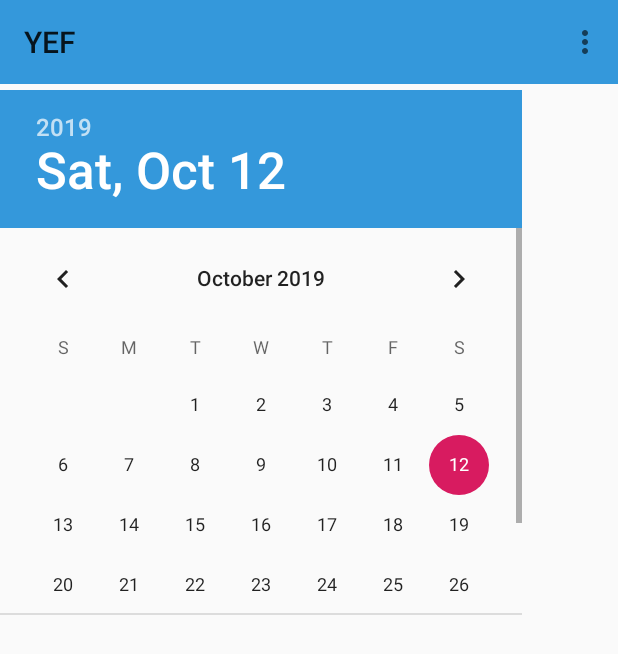
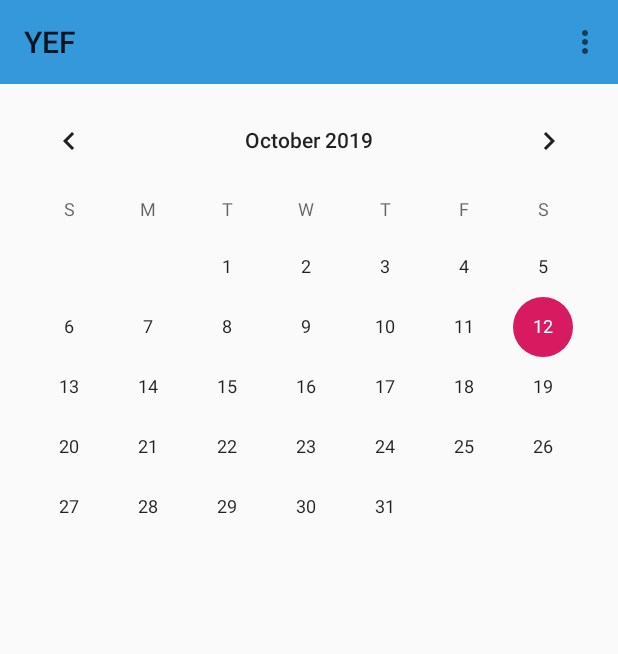
Before and after one commit to dsarkar99/yef-android-app, an Android app: the screen it shows after launch (MainActivity), on a phone screen of 412 x 824 dp. Shown: the top 654 px of the screen. Run offline under Robolectric (Android 15) with nearby library versions, the phone set to English and light mode, and no system bars.

Commit message:
Updated Calender View

```diff
--- a/app/src/main/res/layout/activity_main.xml
+++ b/app/src/main/res/layout/activity_main.xml
@@ -13,24 +13,17 @@
         android:background="#3498DB"
         tools:ignore="MissingConstraints" />
 
-    <DatePicker
-        android:id="@+id/datePicker"
+    <LinearLayout
+        android:layout_marginTop="60dp"
         android:layout_width="match_parent"
-        android:layout_height="350dp"
-        android:layout_alignParentStart="true"
-        android:layout_alignParentLeft="true"
-        android:layout_alignParentEnd="true"
-        android:layout_alignParentRight="true"
+        android:layout_height="wrap_content">
 
+        <CalendarView
+            android:layout_width="match_parent"
+            android:layout_height="wrap_content">
 
-        android:layout_marginTop="60dp"
+        </CalendarView>
 
-        android:layout_marginEnd="0dp"
-        android:layout_marginRight="0dp"
-        android:headerBackground="#3498DB"
-        app:layout_constraintEnd_toEndOf="@id/toolbar"
-        app:layout_constraintHorizontal_bias="0.491"
-        app:layout_constraintStart_toStartOf="@id/toolbar"
-        app:layout_constraintTop_toTopOf="@id/toolbar" />
+    </LinearLayout>
 
 </RelativeLayout>
```
